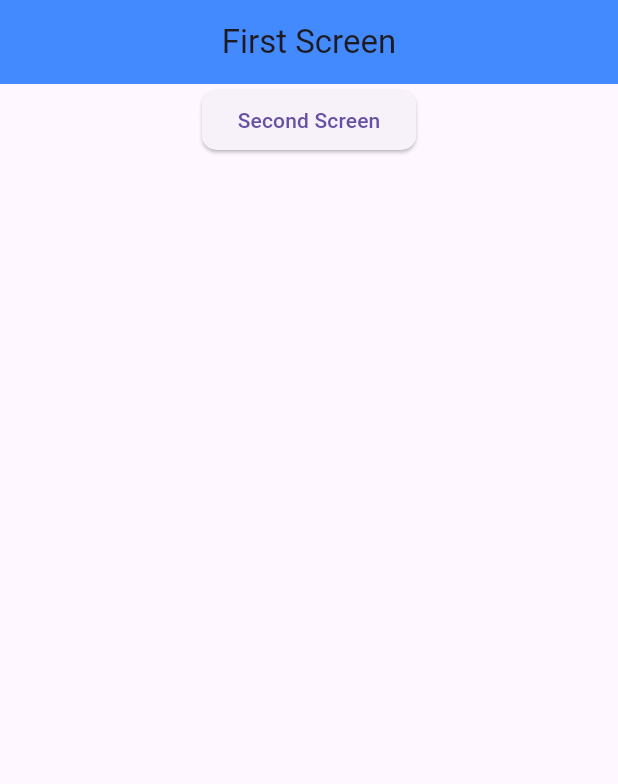
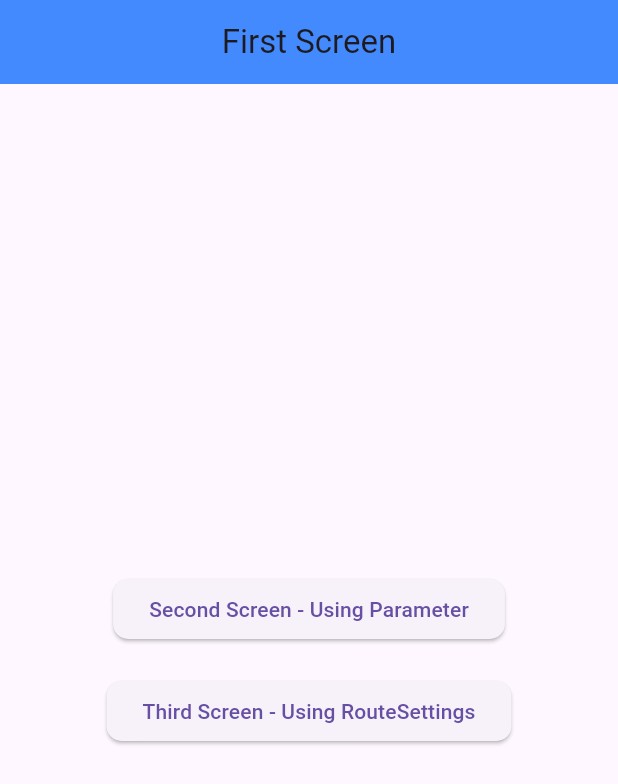
Before and after one commit to simonjv01/flutter_application1, a Flutter app: the screen it shows after launch, on a phone screen of 412 x 824 dp. Shown: the top 784 px of the screen. Run offline on Flutter 3.47's test engine with Material 3 defaults, Android fonts, the phone set to English and light mode, and no system bars.

Commit message:
created new button for third screen

```diff
--- a/lib/first_screen.dart
+++ b/lib/first_screen.dart
@@ -19,6 +19,8 @@ class FirstScreen extends StatelessWidget {
       );
     }
 
+    const space = SizedBox(height: 20);
+
     return Scaffold(
       appBar: AppBar(
         backgroundColor: Colors.blueAccent,
@@ -27,14 +29,23 @@ class FirstScreen extends StatelessWidget {
       ),
       body: Center(
         child: Column(
+          mainAxisAlignment: MainAxisAlignment.center,
           children: [
             ElevatedButton(
               onPressed: gotoSecondScreen,
               style: ElevatedButton.styleFrom(
                   shape: RoundedRectangleBorder(
                       borderRadius: BorderRadius.circular(10.0))),
-              child: const Text('Second Screen'),
-            )
+              child: const Text('Second Screen - Using Parameter'),
+            ),
+            space,
+            ElevatedButton(
+              onPressed: gotoSecondScreen,
+              style: ElevatedButton.styleFrom(
+                  shape: RoundedRectangleBorder(
+                      borderRadius: BorderRadius.circular(10.0))),
+              child: const Text('Third Screen - Using RouteSettings'),
+            ),
           ],
         ),
       ),
```
